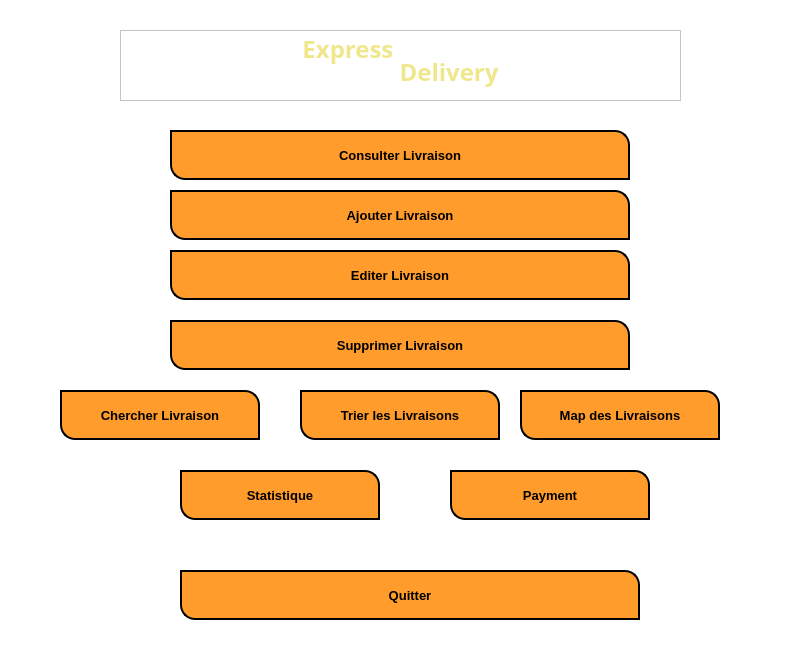
Above: livraisondialog.ui from bilelKort/TechStore_Project before the change. Below: the same form after it.
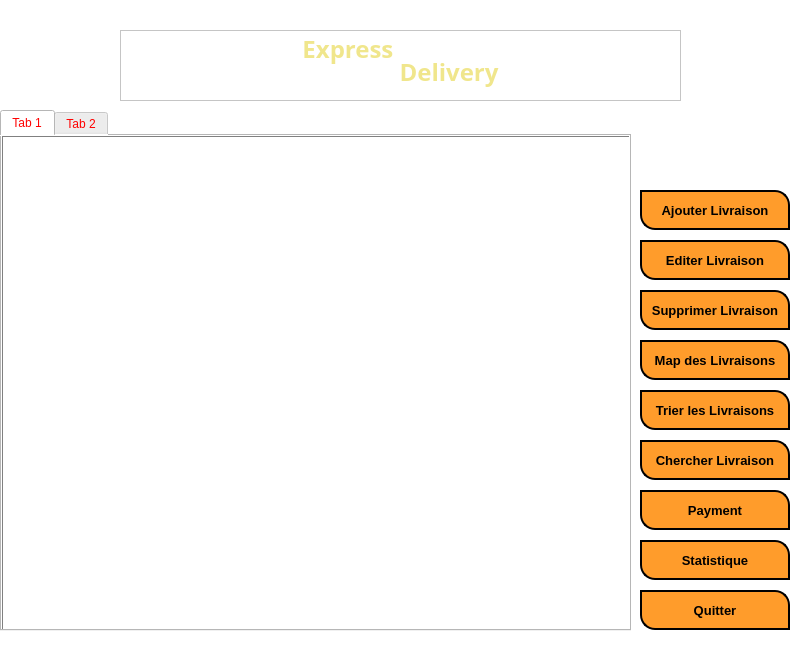
That is the form after the change. Icons and pictures are not drawn.

```diff
--- a/livraisondialog.ui
+++ b/livraisondialog.ui
@@ -490,10 +490,10 @@
     <widget class="QPushButton" name="Mapbtn">
      <property name="geometry">
       <rect>
-       <x>520</x>
-       <y>390</y>
-       <width>200</width>
-       <height>50</height>
+       <x>640</x>
+       <y>340</y>
+       <width>150</width>
+       <height>40</height>
       </rect>
      </property>
      <property name="text">
@@ -503,10 +503,10 @@
     <widget class="QPushButton" name="ajouterbtn">
      <property name="geometry">
       <rect>
-       <x>170</x>
+       <x>640</x>
        <y>190</y>
-       <width>460</width>
-       <height>50</height>
+       <width>150</width>
+       <height>40</height>
       </rect>
      </property>
      <property name="text">
@@ -540,10 +540,10 @@
     <widget class="QPushButton" name="tribtn">
      <property name="geometry">
       <rect>
-       <x>300</x>
+       <x>640</x>
        <y>390</y>
-       <width>200</width>
-       <height>50</height>
+       <width>150</width>
+       <height>40</height>
       </rect>
      </property>
      <property name="text">
@@ -553,10 +553,10 @@
     <widget class="QPushButton" name="quitter">
      <property name="geometry">
       <rect>
-       <x>180</x>
-       <y>570</y>
-       <width>460</width>
-       <height>50</height>
+       <x>640</x>
+       <y>590</y>
+       <width>150</width>
+       <height>40</height>
       </rect>
      </property>
      <property name="text">
@@ -566,41 +566,23 @@
     <widget class="QPushButton" name="paymentbtn">
      <property name="geometry">
       <rect>
-       <x>450</x>
-       <y>470</y>
-       <width>200</width>
-       <height>50</height>
+       <x>640</x>
+       <y>490</y>
+       <width>150</width>
+       <height>40</height>
       </rect>
      </property>
      <property name="text">
       <string>Payment</string>
      </property>
     </widget>
-    <widget class="QPushButton" name="consulterbtn">
-     <property name="geometry">
-      <rect>
-       <x>170</x>
-       <y>130</y>
-       <width>460</width>
-       <height>50</height>
-      </rect>
-     </property>
-     <property name="styleSheet">
-      <string notr="true">#QPushButton{
-	background-color:black;
-}</string>
-     </property>
-     <property name="text">
-      <string>Consulter Livraison</string>
-     </property>
-    </widget>
     <widget class="QPushButton" name="statbtn">
      <property name="geometry">
       <rect>
-       <x>180</x>
-       <y>470</y>
-       <width>200</width>
-       <height>50</height>
+       <x>640</x>
+       <y>540</y>
+       <width>150</width>
+       <height>40</height>
       </rect>
      </property>
      <property name="text">
@@ -610,10 +592,10 @@
     <widget class="QPushButton" name="chercherbtn">
      <property name="geometry">
       <rect>
-       <x>60</x>
-       <y>390</y>
-       <width>200</width>
-       <height>50</height>
+       <x>640</x>
+       <y>440</y>
+       <width>150</width>
+       <height>40</height>
       </rect>
      </property>
      <property name="text">
@@ -623,10 +605,10 @@
     <widget class="QPushButton" name="supprimerbtn">
      <property name="geometry">
       <rect>
-       <x>170</x>
-       <y>320</y>
-       <width>460</width>
-       <height>50</height>
+       <x>640</x>
+       <y>290</y>
+       <width>150</width>
+       <height>40</height>
       </rect>
      </property>
      <property name="text">
@@ -636,16 +618,49 @@
     <widget class="QPushButton" name="editerbtn">
      <property name="geometry">
       <rect>
-       <x>170</x>
-       <y>250</y>
-       <width>460</width>
-       <height>50</height>
+       <x>640</x>
+       <y>240</y>
+       <width>150</width>
+       <height>40</height>
       </rect>
      </property>
      <property name="text">
       <string>Editer Livraison</string>
      </property>
     </widget>
+    <widget class="QTabWidget" name="tabWidget">
+     <property name="geometry">
+      <rect>
+       <x>0</x>
+       <y>110</y>
+       <width>631</width>
+       <height>521</height>
+      </rect>
+     </property>
+     <property name="currentIndex">
+      <number>0</number>
+     </property>
+     <widget class="QWidget" name="tab">
+      <attribute name="title">
+       <string>Tab 1</string>
+      </attribute>
+      <widget class="QTableView" name="tab_livraison">
+       <property name="geometry">
+        <rect>
+         <x>0</x>
+         <y>0</y>
+         <width>631</width>
+         <height>501</height>
+        </rect>
+       </property>
+      </widget>
+     </widget>
+     <widget class="QWidget" name="tab_2">
+      <attribute name="title">
+       <string>Tab 2</string>
+      </attribute>
+     </widget>
+    </widget>
    </widget>
    <widget class="QWidget" name="page_2">
     <widget class="QGroupBox" name="insertbox">
```
Left out of the diff: 1 changed line with no effect on the pictures.
